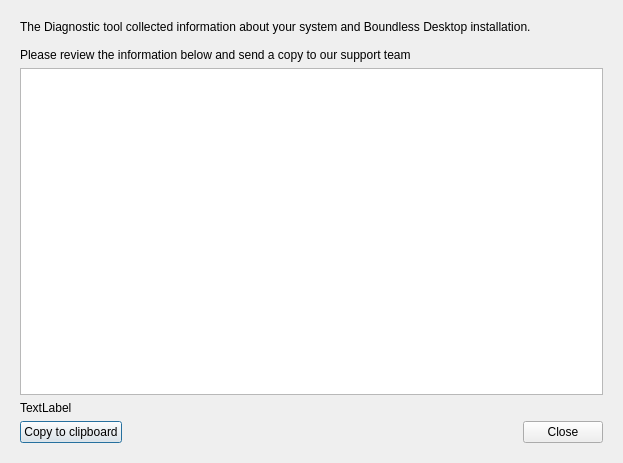
The window that reportingtool/reportdialog.ui (planetfederal/qgis-reports-plugin) describes before a commit, drawn with Qt 5.
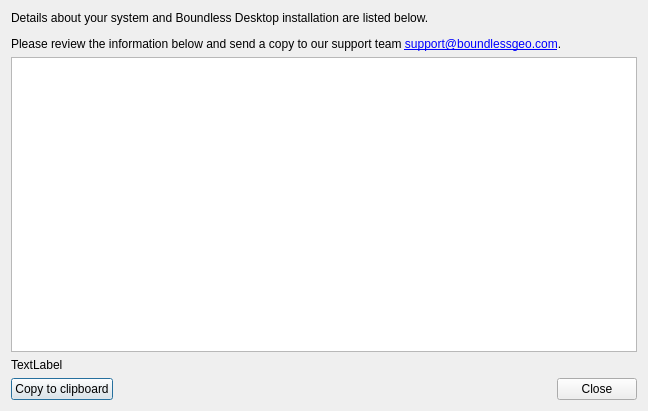
The same window after the commit.

Commit message: adjust text in the dialog add support team email

```diff
--- a/reportingtool/reportdialog.ui
+++ b/reportingtool/reportdialog.ui
@@ -6,32 +6,21 @@
    <rect>
     <x>0</x>
     <y>0</y>
-    <width>623</width>
-    <height>463</height>
+    <width>648</width>
+    <height>411</height>
    </rect>
   </property>
   <property name="windowTitle">
    <string>Troubleshooting Information</string>
   </property>
   <layout class="QVBoxLayout" name="verticalLayout">
-   <property name="leftMargin">
-    <number>20</number>
-   </property>
-   <property name="topMargin">
-    <number>20</number>
-   </property>
-   <property name="rightMargin">
-    <number>20</number>
-   </property>
-   <property name="bottomMargin">
-    <number>20</number>
-   </property>
    <item>
     <widget class="QLabel" name="infoLabel">
      <property name="text">
-      <string>The Diagnostic tool collected information about your system and Boundless Desktop installation.
-
-Please review the information below and send a copy to our support team</string>
+      <string>&lt;html&gt;&lt;head/&gt;&lt;body&gt;&lt;p&gt;Details about your system and Boundless Desktop installation are listed below.&lt;/p&gt;&lt;p&gt;Please review the information below and send a copy to our support team &lt;a href=&quot;mailto:support@boundlessgeo.com&quot;&gt;&lt;span style=&quot; text-decoration: underline; color:#0000ff;&quot;&gt;support@boundlessgeo.com&lt;/span&gt;&lt;/a&gt;.&lt;/p&gt;&lt;/body&gt;&lt;/html&gt;</string>
+     </property>
+     <property name="wordWrap">
+      <bool>true</bool>
      </property>
     </widget>
    </item>
```
